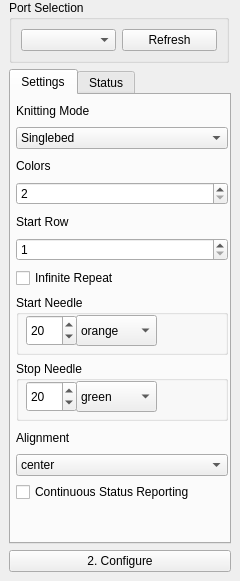
Old version of the form src/main/python/ayab/plugins/ayab_plugin/ayab_options.ui in the repository AllYarnsAreBeautiful/ayab-desktop.
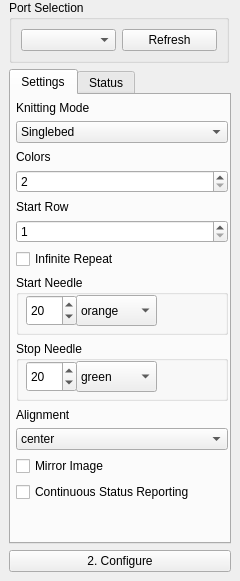
New version of the form.

Commit message: Implementing mirroring option

```diff
--- a/src/main/python/ayab/plugins/ayab_plugin/ayab_options.ui
+++ b/src/main/python/ayab/plugins/ayab_plugin/ayab_options.ui
@@ -395,6 +395,19 @@
            </item>
           </widget>
          </item>
+         <item>
+          <widget class="QCheckBox" name="autoMirror_checkbox">
+           <property name="sizePolicy">
+            <sizepolicy hsizetype="Preferred" vsizetype="Preferred">
+             <horstretch>0</horstretch>
+             <verstretch>0</verstretch>
+            </sizepolicy>
+           </property>
+           <property name="text">
+            <string>Mirror Image</string>
+           </property>
+          </widget>
+         </item>
          <item>
           <widget class="QCheckBox" name="checkBox_ContinuousReporting">
            <property name="text">
```
The commit also changes 4 other files.
